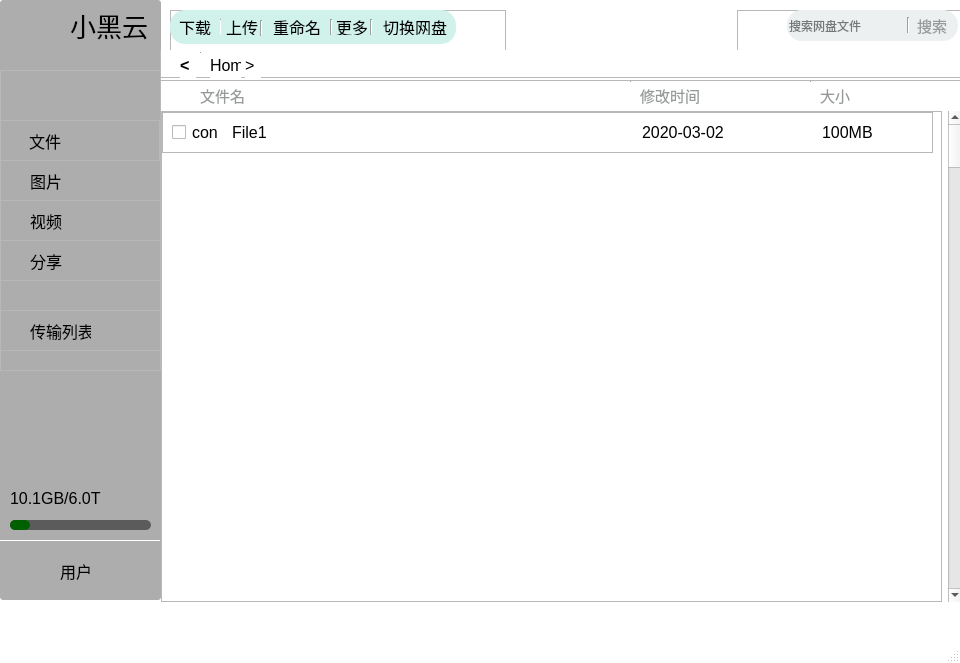
Old version of the form SBCclient.ui in the repository aibotez/SBCClientV2.
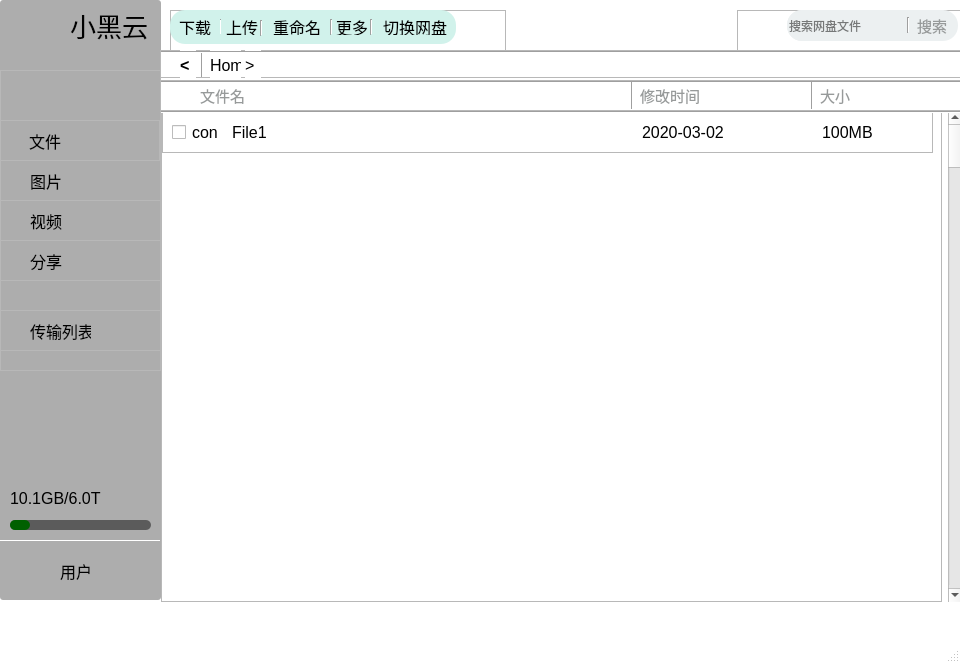
New version of the form. Icons and pictures are not drawn.

```diff
--- a/SBCclient.ui
+++ b/SBCclient.ui
@@ -406,13 +406,13 @@
       <rect>
        <x>40</x>
        <y>2</y>
-       <width>1</width>
+       <width>5</width>
        <height>25</height>
       </rect>
      </property>
      <property name="maximumSize">
       <size>
-       <width>1</width>
+       <width>5</width>
        <height>16777215</height>
       </size>
      </property>
@@ -487,13 +487,13 @@
       <x>161</x>
       <y>50</y>
       <width>801</width>
-      <height>1</height>
+      <height>5</height>
      </rect>
     </property>
     <property name="maximumSize">
      <size>
       <width>16777215</width>
-      <height>1</height>
+      <height>5</height>
      </size>
     </property>
     <property name="orientation">
@@ -506,13 +506,13 @@
       <x>161</x>
       <y>80</y>
       <width>801</width>
-      <height>1</height>
+      <height>5</height>
      </rect>
     </property>
     <property name="maximumSize">
      <size>
       <width>16777215</width>
-      <height>1</height>
+      <height>5</height>
      </size>
     </property>
     <property name="orientation">
@@ -866,13 +866,13 @@
       <rect>
        <x>470</x>
        <y>1</y>
-       <width>1</width>
+       <width>5</width>
        <height>28</height>
       </rect>
      </property>
      <property name="maximumSize">
       <size>
-       <width>1</width>
+       <width>5</width>
        <height>16777215</height>
       </size>
      </property>
@@ -898,13 +898,13 @@
       <rect>
        <x>650</x>
        <y>1</y>
-       <width>1</width>
+       <width>5</width>
        <height>28</height>
       </rect>
      </property>
      <property name="maximumSize">
       <size>
-       <width>1</width>
+       <width>5</width>
        <height>16777215</height>
       </size>
      </property>
@@ -932,13 +932,13 @@
       <x>161</x>
       <y>110</y>
       <width>801</width>
-      <height>1</height>
+      <height>5</height>
      </rect>
     </property>
     <property name="maximumSize">
      <size>
       <width>16777215</width>
-      <height>1</height>
+      <height>5</height>
      </size>
     </property>
     <property name="orientation">
```
